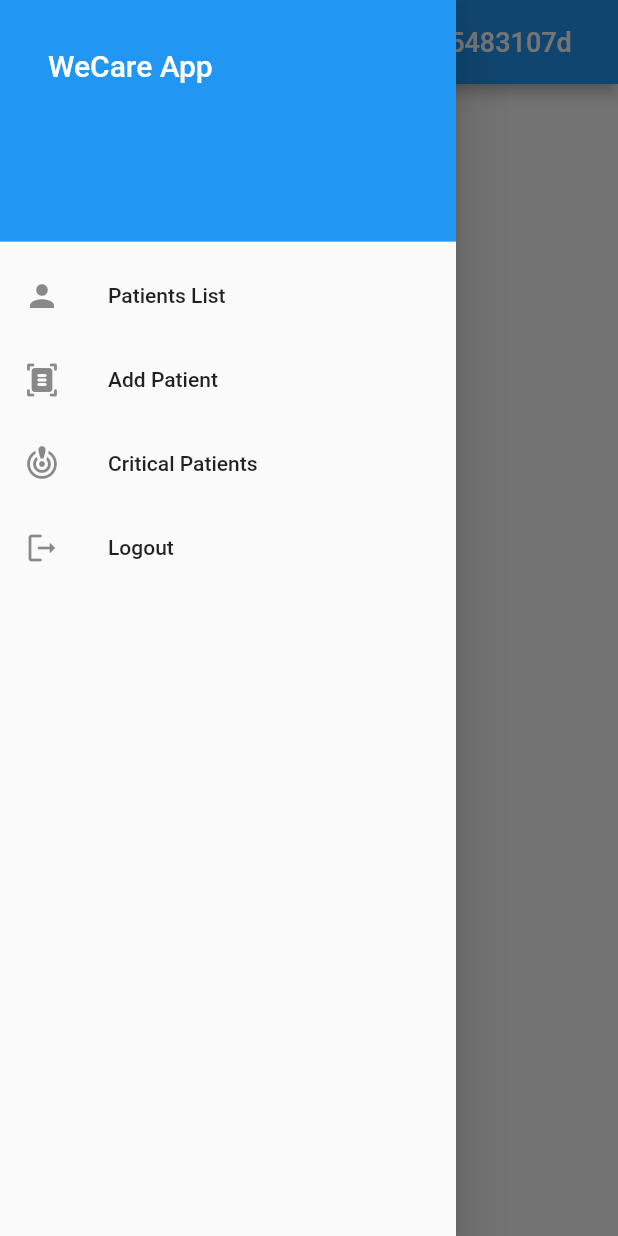
After one commit to nsankjay/MAPD722-Project-Patient-Data-Mobile-App-with-Flutter-W23-Group-5, a Flutter app: the TestListTestsView screen opened directly, with the side drawer open, on a phone screen of 412 x 824 dp. The commit adds this screen. Run offline on Flutter 3.47's test engine with Material 2 defaults, Android fonts, the phone set to English and light mode, and no system bars; our stand-ins replace dio; missing offline and left inert: dart:ffi; network calls fail.

Commit message:
Partial API integration
Following views were integrated with APIs,
1. List Patients View
2. List Critical Patients View
3. List Test History View

```diff
--- a/mapd722_project_patient_data_mobile_app_with_flutter_w23_group5/lib/add_patient_view.dart
+++ b/mapd722_project_patient_data_mobile_app_with_flutter_w23_group5/lib/add_patient_view.dart
@@ -2,6 +2,8 @@ import 'package:flutter/material.dart';
 import 'package:mapd722_project_patient_data_mobile_app_with_flutter_w23_group5/list_critical_patients_view.dart';
 import 'package:mapd722_project_patient_data_mobile_app_with_flutter_w23_group5/list_patients_view.dart';
 import 'package:mapd722_project_patient_data_mobile_app_with_flutter_w23_group5/main.dart';
+import 'package:mapd722_project_patient_data_mobile_app_with_flutter_w23_group5/test_list1.dart';
+import 'package:mapd722_project_patient_data_mobile_app_with_flutter_w23_group5/test_list_critical_patients_view.dart';
 
 class AddPatientView extends StatelessWidget {
   const AddPatientView({super.key});
@@ -33,7 +35,7 @@ class AddPatientView extends StatelessWidget {
                   Navigator.of(context).push(
                     MaterialPageRoute(
                       builder: (BuildContext context) {
-                        return const ListPatientsView();
+                        return const testList1();
                       },
                     ),
                   );
@@ -57,7 +59,7 @@ class AddPatientView extends StatelessWidget {
                   Navigator.of(context).push(
                     MaterialPageRoute(
                       builder: (BuildContext context) {
-                        return const ListCriticalPatientsView();
+                        return const TestListCriticalPatientsView();
                       },
                     ),
                   );
--- a/mapd722_project_patient_data_mobile_app_with_flutter_w23_group5/lib/main.dart
+++ b/mapd722_project_patient_data_mobile_app_with_flutter_w23_group5/lib/main.dart
@@ -3,11 +3,12 @@
 //  Course Instructer - Rania Arbash
 //  Project Authors - Sankjay Nithyanandalingam (301296000), Victor Quezada (301286477)
 //  Created on - 27/02/2023
-//  Modified Last - 05/03/2023
+//  Modified Last - 17/03/2023
 //  Description - Patient Data Mobile App is a app developped using Flutter and its purpose is to help health care
 //                professionals to maintain records of Patients and their Clinical Data. And also to Identify their health
 //                condition at any given time.
 //  Version v1.1 - 05/03/2023
+//  Version v1.2 - 17/03/2023
 //
 
 import 'package:flutter/material.dart';
@@ -16,6 +17,7 @@ import 'package:mapd722_project_patient_data_mobile_app_with_flutter_w23_group5/
 import 'package:mapd722_project_patient_data_mobile_app_with_flutter_w23_group5/patient_details_view.dart';
 import 'package:mapd722_project_patient_data_mobile_app_with_flutter_w23_group5/register_user_view.dart';
 import 'package:mapd722_project_patient_data_mobile_app_with_flutter_w23_group5/test_home_page.dart';
+import 'package:mapd722_project_patient_data_mobile_app_with_flutter_w23_group5/test_list1.dart';
 import 'package:mapd722_project_patient_data_mobile_app_with_flutter_w23_group5/test_navigation.dart';
 
 void main() {
@@ -129,7 +131,7 @@ class LoginPage extends StatelessWidget {
                   Navigator.of(context).pushReplacement(
                     MaterialPageRoute(
                       builder: (BuildContext context) {
-                        return const ListPatientsView();
+                        return const testList1();
                       },
                     ),
                   );
--- /dev/null
+++ b/mapd722_project_patient_data_mobile_app_with_flutter_w23_group5/lib/test_list_tests_view.dart
@@ -0,0 +1,160 @@
+import 'package:flutter/material.dart';
+import 'package:http/http.dart' as http;
+import 'package:mapd722_project_patient_data_mobile_app_with_flutter_w23_group5/add_patient_view.dart';
+import 'package:mapd722_project_patient_data_mobile_app_with_flutter_w23_group5/clinical_test_data_view.dart';
+import 'package:mapd722_project_patient_data_mobile_app_with_flutter_w23_group5/main.dart';
+import 'dart:convert';
+import 'dart:ffi';
+
+import 'package:mapd722_project_patient_data_mobile_app_with_flutter_w23_group5/test_list1.dart';
+import 'package:mapd722_project_patient_data_mobile_app_with_flutter_w23_group5/test_list_critical_patients_view.dart';
+
+class TestListTestsView extends StatefulWidget {
+  const TestListTestsView({super.key});
+
+  @override
+  State<TestListTestsView> createState() => _TestListTestsViewState();
+}
+
+class _TestListTestsViewState extends State<TestListTestsView> {
+
+  List patientTests = [];
+  bool isLoading = false;
+  String patienId = '636109c1f09a7e4a5483107d';
+
+  @override
+  void initState() {
+    //Todo implement init state
+    super.initState();
+    this.fetchPatientTests();
+  }
+
+  fetchPatientTests() async {
+    print("Fetching....");
+    var url = "http://localhost:3500/patients/$patienId/tests";
+    var response = await http.get(Uri.parse(url));
+    print(response.body);
+    print(response.statusCode);
+    if (response.statusCode == 200) {
+      var items = json.decode(response.body);
+      setState(() {
+        patientTests = items;
+      });
+    } else {
+      setState(() {
+        patientTests = [];
+      });
+    }
+  }
+
+  @override
+  Widget build(BuildContext context) {
+    return Scaffold(
+      appBar: AppBar(
+        title: Text("Tests of $patienId", textScaleFactor: 0.9,),
+      ),
+      drawer: SafeArea(
+        child: Drawer(
+          child: Column(
+            children: [
+              const DrawerHeader(
+                decoration: BoxDecoration(
+                  color: Colors.blue,
+                ),
+                child: ListTile(
+                  title: Text(
+                    'WeCare App',
+                    style: TextStyle(color: Colors.white, fontSize: 20.0),
+                  ),
+                ),
+              ),
+              ListTile(
+                onTap: () {
+                  Navigator.of(context).push(
+                    MaterialPageRoute(
+                      builder: (BuildContext context) {
+                        return const testList1();
+                      },
+                    ),
+                  );
+                },
+                leading: const Icon(Icons.person),
+                title: const Text(
+                  'Patients List',
+                ),
+              ),
+              ListTile(
+                onTap: () {
+                  Navigator.of(context).push(
+                    MaterialPageRoute(
+                      builder: (BuildContext context) {
+                        return const AddPatientView();
+                      },
+                    ),
+                  );
+                },
+                leading: const Icon(Icons.document_scanner_rounded),
+                title: const Text(
+                  'Add Patient',
+                ),
+              ),
+              ListTile(
+                onTap: () {
+                  Navigator.of(context).pushReplacement(
+                    MaterialPageRoute(
+                      builder: (BuildContext context) {
+                        return const TestListCriticalPatientsView();
+                      },
+                    ),
+                  );
+                },
+                leading: const Icon(Icons.crisis_alert_rounded),
+                title: const Text(
+                  'Critical Patients',
+                ),
+              ),
+              ListTile(
+                onTap: () {
+                  Navigator.of(context).pushReplacement(
+                    MaterialPageRoute(
+                      builder: (BuildContext context) {
+                        return const LoginPage();
+                      },
+                    ),
+                  );
+                },
+                leading: const Icon(Icons.logout_rounded),
+                title: const Text(
+                  'Logout',
+                ),
+              ),
+            ],
+          ),
+        ),
+      ),
+      body: ListView.builder(
+        shrinkWrap: true,
+        itemCount: patientTests == null ? 0 : patientTests.length,
+        itemBuilder: (context, index) {
+          //return Text('List item $index');
+          //var firstName = patients[0];
+
+          return ListTile(
+            onTap: () {
+              Navigator.push(context, MaterialPageRoute(
+                  builder: (context) => ClinicalTestDataView(),
+                ),
+              );
+            },
+            title: Text(patientTests[index]['dateTime']),
+            subtitle: Text(patientTests[index]['_id']),
+            trailing: const Icon(Icons.arrow_forward_ios_rounded),
+          );
+        },
+        // separatorBuilder: (BuildContext context, int index) {
+        //   return const Divider();
+        // },
+      ),
+    );
+  }
+}
--- a/mapd722_project_patient_data_mobile_app_with_flutter_w23_group5/pubspec.yaml
+++ b/mapd722_project_patient_data_mobile_app_with_flutter_w23_group5/pubspec.yaml
@@ -36,6 +36,8 @@ dependencies:
   # The following adds the Cupertino Icons font to your application.
   # Use with the CupertinoIcons class for iOS style icons.
   cupertino_icons: ^1.0.2
+  http: ^0.13.5
+  dio:
 
 dev_dependencies:
   flutter_test:
```
Also changed, not shown: mapd722_project_patient_data_mobile_app_with_flutter_w23_group5/lib/clinical_test_data_view.dart (+4 -3 lines), mapd722_project_patient_data_mobile_app_with_flutter_w23_group5/lib/list_critical_patients_view.dart (+14 -14 lines), mapd722_project_patient_data_mobile_app_with_flutter_w23_group5/lib/patient_details_view.dart (+9 -7 lines), mapd722_project_patient_data_mobile_app_with_flutter_w23_group5/lib/test_list1.dart (added, +182 -0 lines), mapd722_project_patient_data_mobile_app_with_flutter_w23_group5/lib/test_list_critical_patients_view.dart (added, +155 -0 lines), mapd722_project_patient_data_mobile_app_with_flutter_w23_group5/lib/test_patient_details_view.dart (added, +78 -0 lines).
